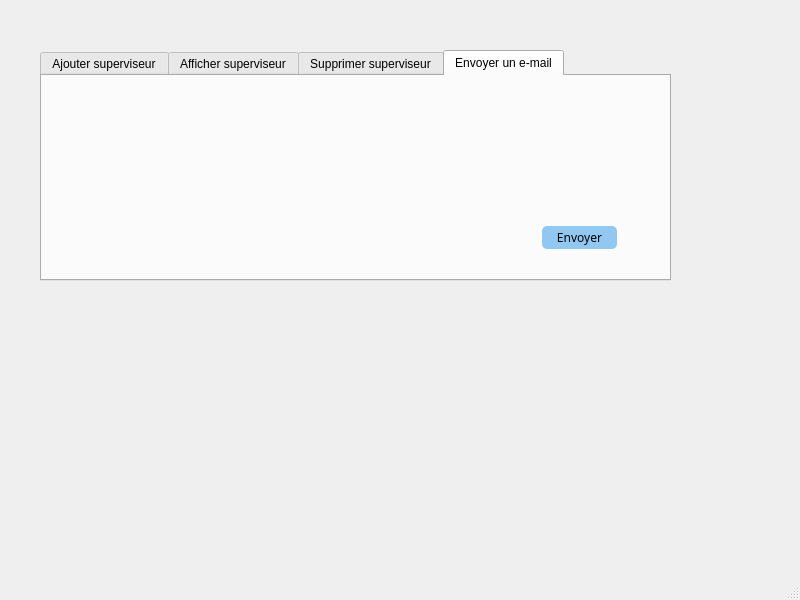
This is CRUD_SUPERVISEURS/mainwindow.ui in soumaya-nheri/Smart-parental-monitoring-system-2A25 as Qt 5 draws it before an edit. The edited form follows.
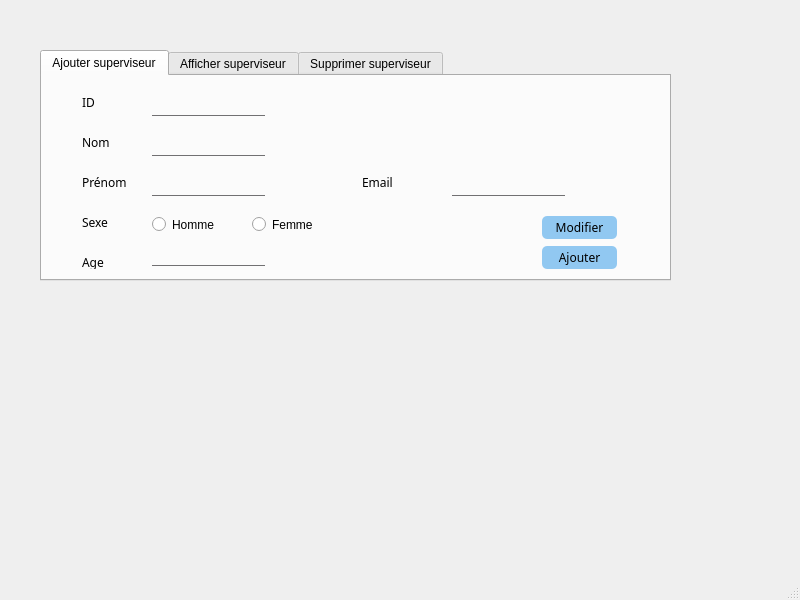
This is the edited form.

Diff of the .ui file:
```diff
--- a/CRUD_SUPERVISEURS/mainwindow.ui
+++ b/CRUD_SUPERVISEURS/mainwindow.ui
@@ -37,7 +37,7 @@
        </rect>
       </property>
       <property name="currentIndex">
-       <number>3</number>
+       <number>0</number>
       </property>
       <widget class="QWidget" name="tab">
        <attribute name="title">
@@ -449,31 +449,6 @@
         </property>
        </widget>
       </widget>
-      <widget class="QWidget" name="tab_7">
-       <attribute name="title">
-        <string>Envoyer un e-mail</string>
-       </attribute>
-       <widget class="QPushButton" name="pb_envoyer_mail">
-        <property name="geometry">
-         <rect>
-          <x>500</x>
-          <y>150</y>
-          <width>75</width>
-          <height>23</height>
-         </rect>
-        </property>
-        <property name="styleSheet">
-         <string notr="true">QPushButton
-{
-font-family:century-gothic;
-background-color: rgb(145, 200, 241);
-border-radius:5px;}</string>
-        </property>
-        <property name="text">
-         <string>Envoyer</string>
-        </property>
-       </widget>
-      </widget>
      </widget>
     </widget>
     <widget class="QWidget" name="page_2">
```
